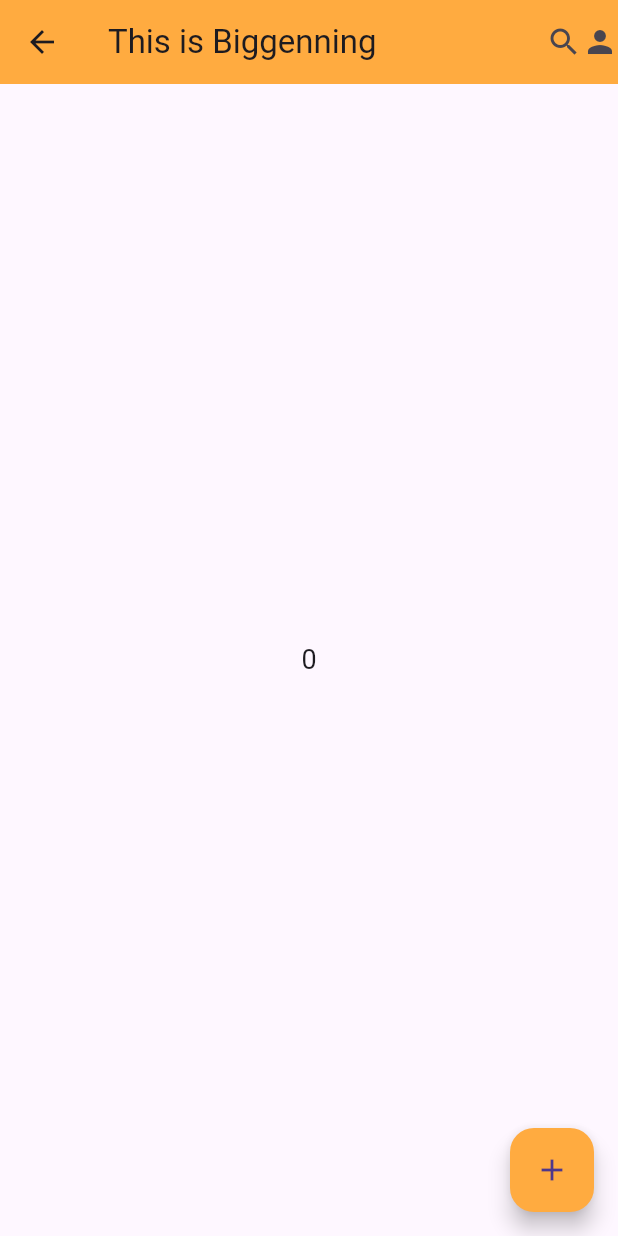
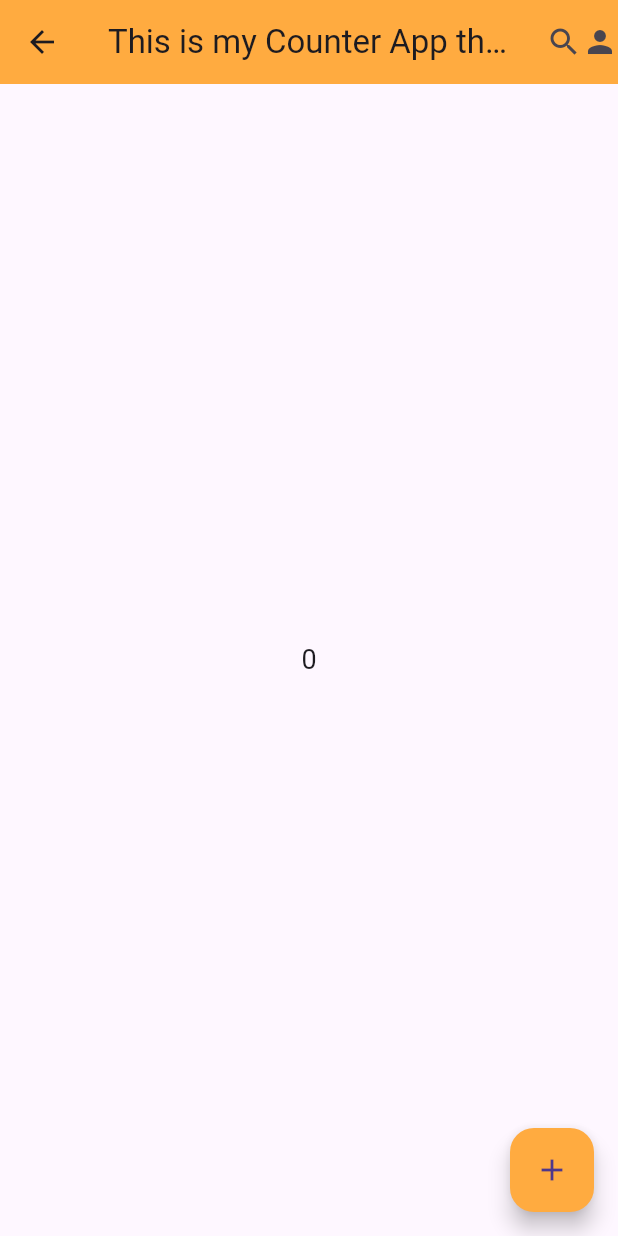
Before and after one commit to MamunJoy/Flutter_counter_app, a Flutter app: the screen it shows after launch, on a phone screen of 412 x 824 dp. Run offline on Flutter 3.47's test engine with Material 3 defaults, Android fonts, the phone set to English and light mode, and no system bars.

Commit message:
Change banner

```diff
--- a/lib/home_page.dart
+++ b/lib/home_page.dart
@@ -16,7 +16,7 @@ class _HomePageState extends State<HomePage> {
   Widget build(BuildContext context) {
     return Scaffold(
       appBar: AppBar(
-        title: Text("This is Biggenning"),
+        title: Text("This is my Counter App that i made."),
         backgroundColor: Colors.orangeAccent,
         leading: Icon(Icons.arrow_back) ,
         actions: [
```
